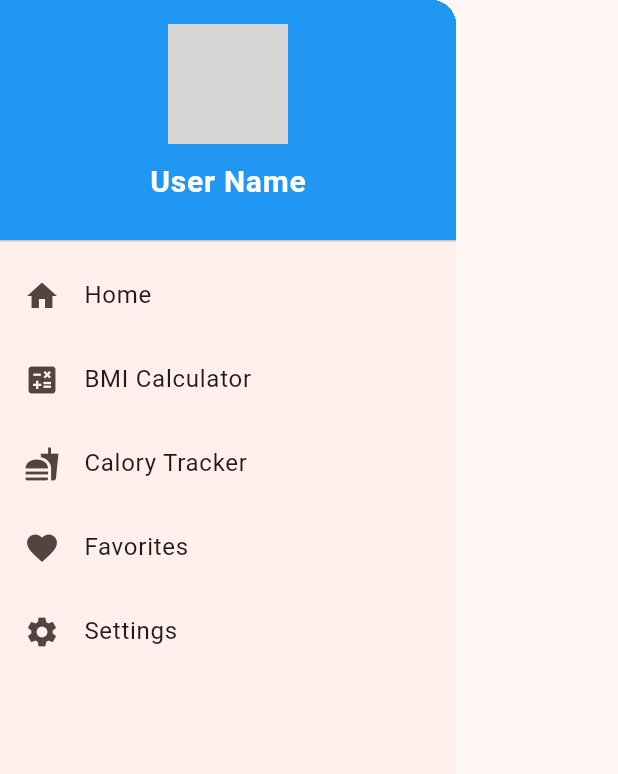
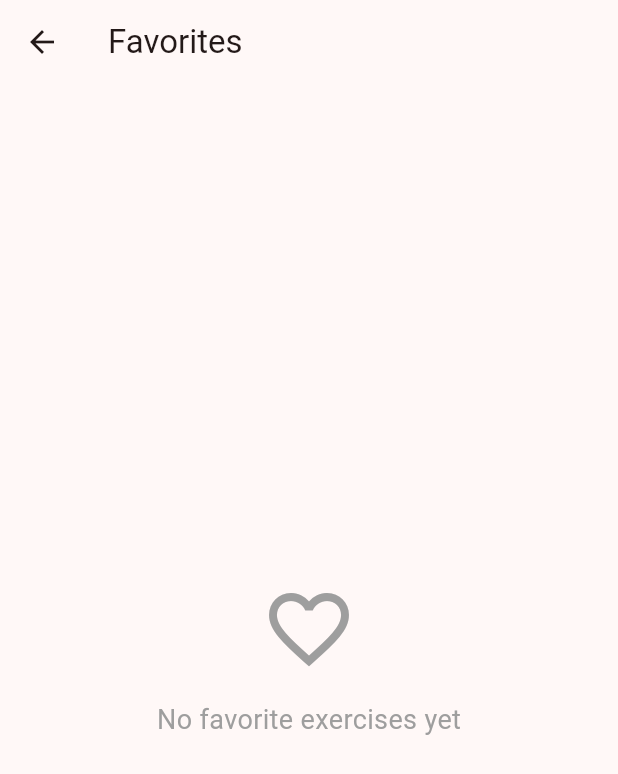
Before and after one commit to Alankoye1/planner_application, a Flutter app: the MyDrawer widget shown alone on an empty page, opened directly, after a tap on "Favorites", on a phone screen of 412 x 824 dp. Shown: the top 774 px of the screen. Run offline on Flutter 3.47's test engine with Material 3 defaults, Android fonts, the phone set to English and light mode, and no system bars; grey boxes are pictures that could not be loaded.

Commit message:
feat: Implement FavoriteScreen to display user's favorite exercises

```diff
--- a/lib/providers/exercise_provider.dart
+++ b/lib/providers/exercise_provider.dart
@@ -7,6 +7,10 @@ class ExerciseProvider with ChangeNotifier {
     return exercise.isFavorite ?? false;
   }
 
+  List get favoriteExercises {
+    return allExercises.where((exercise) => exercise.isFavorite ?? false).toList();
+  }
+
   void toggleFavorite(String id) {
     final index = allExercises.indexWhere((exercise) => exercise.id == id);
     allExercises[index].isFavorite = !(allExercises[index].isFavorite ?? false);
--- a/lib/screens/bmi_screen.dart
+++ b/lib/screens/bmi_screen.dart
@@ -1,4 +1,3 @@
-import 'package:flutter/foundation.dart';
 import 'package:flutter/material.dart';
 
 class BmiScreen extends StatefulWidget {
--- /dev/null
+++ b/lib/screens/favorite_screen.dart
@@ -0,0 +1,70 @@
+import 'package:flutter/material.dart';
+import 'package:planner/providers/exercise_provider.dart';
+import 'package:planner/screens/excercise_detail_screen.dart';
+import 'package:provider/provider.dart';
+
+class FavoriteScreen extends StatelessWidget {
+  const FavoriteScreen({super.key});
+
+  @override
+  Widget build(BuildContext context) {
+    final exerciseProvider = Provider.of<ExerciseProvider>(context);
+    final favoriteExercises = exerciseProvider.favoriteExercises;
+
+    return Scaffold(
+      appBar: AppBar(title: const Text('Favorites')),
+      body: favoriteExercises.isEmpty
+          ? const Center(
+              child: Column(
+                mainAxisAlignment: MainAxisAlignment.center,
+                children: [
+                  Icon(Icons.favorite_border, size: 64, color: Colors.grey),
+                  SizedBox(height: 16),
+                  Text(
+                    'No favorite exercises yet',
+                    style: TextStyle(fontSize: 18, color: Colors.grey),
+                  ),
+                ],
+              ),
+            )
+          : ListView.builder(
+              itemBuilder: (context, index) {
+                final exercise = favoriteExercises[index];
+                return InkWell(
+                  onTap: () {
+                    Navigator.of(context).push(
+                      MaterialPageRoute(
+                        builder: (context) => ExerciseDetailScreen(
+                          imageUrl: exercise.excerciseImage,
+                          title: exercise.excerciseTitle,
+                          id: exercise.id,
+                        ),
+                      ),
+                    );
+                  },
+                  child: Card(
+                    elevation: 4,
+                    margin: const EdgeInsets.symmetric(
+                      horizontal: 16,
+                      vertical: 8,
+                    ),
+                    child: ListTile(
+                      leading: CircleAvatar(
+                        backgroundImage: AssetImage(exercise.excerciseImage),
+                      ),
+                      title: Text(exercise.excerciseTitle),
+                      trailing: IconButton(
+                        onPressed: () {
+                          exerciseProvider.toggleFavorite(exercise.id);
+                        },
+                        icon: const Icon(Icons.favorite, color: Colors.red),
+                      ),
+                    ),
+                  ),
+                );
+              },
+              itemCount: favoriteExercises.length,
+            ),
+    );
+  }
+}
--- a/lib/widgets/my_drawer.dart
+++ b/lib/widgets/my_drawer.dart
@@ -1,5 +1,6 @@
 import 'package:flutter/material.dart';
 import 'package:planner/screens/bmi_screen.dart';
+import 'package:planner/screens/favorite_screen.dart';
 
 class MyDrawer extends StatelessWidget {
   const MyDrawer({super.key});
@@ -41,7 +42,6 @@ class MyDrawer extends StatelessWidget {
             leading: const Icon(Icons.calculate),
             title: const Text('BMI Calculator'),
             onTap: () {
-              // TODO: Navigate to BMI calculator screen
               Navigator.of(context).push(MaterialPageRoute(
                 builder: (context) => const BmiScreen(),
               ));
@@ -58,7 +58,7 @@ class MyDrawer extends StatelessWidget {
             leading: const Icon(Icons.favorite),
             title: const Text('Favorites'),
             onTap: () {
-              // TODO: Navigate to favorites screen
+              Navigator.of(context).push(MaterialPageRoute(builder: (context) => const FavoriteScreen()));
             },
           ),
           ListTile(
```
